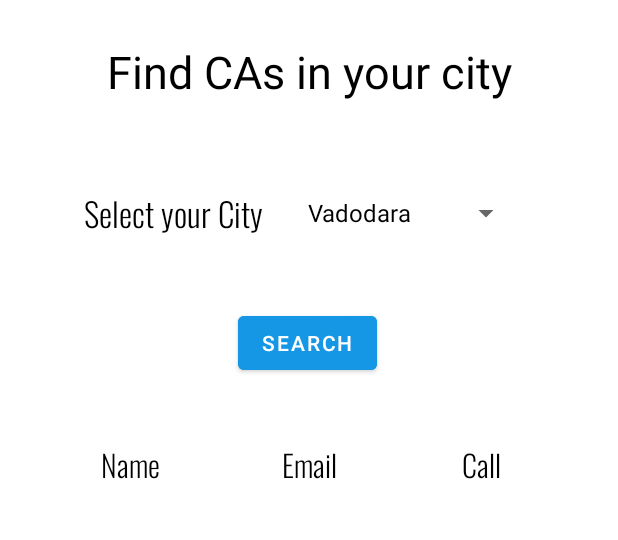
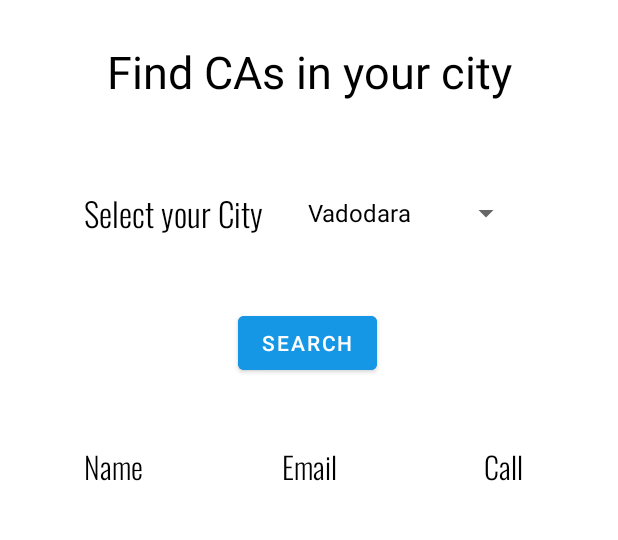
Before and after one commit to kalpadhwaryu/taxio, an Android app: the FindCAs screen opened directly, with no data from a screen before it, on a phone screen of 412 x 824 dp, the part 195-735 px from its top. Run offline under Robolectric (Android 15) with nearby library versions, the phone set to English and light mode, and no system bars; our stand-ins replace Firebase (no records; nobody signed in at launch, a user with empty details on screens opened directly); Roboto replaces fonts that are not available here.

Commit message:
Changes size of items in listview

```diff
--- a/app/src/main/java/com/example/taxio/FindCAs.java
+++ b/app/src/main/java/com/example/taxio/FindCAs.java
@@ -94,7 +94,7 @@ public class FindCAs extends AppCompatActivity {
                                 TextView textView = (TextView) view.findViewById(android.R.id.text1);
 
                                 textView.setTextColor(Color.BLACK);
-                                textView.setTextSize(12);
+                                textView.setTextSize(13);
                                 return view;
                             }
                         };
@@ -116,7 +116,7 @@ public class FindCAs extends AppCompatActivity {
                                 TextView textView = (TextView) view.findViewById(android.R.id.text1);
 
                                 textView.setTextColor(Color.BLACK);
-                                textView.setTextSize(12);
+                                textView.setTextSize(13);
                                 return view;
                             }
                         };
@@ -137,7 +137,7 @@ public class FindCAs extends AppCompatActivity {
                                 TextView textView = (TextView) view.findViewById(android.R.id.text1);
 
                                 textView.setTextColor(Color.BLACK);
-                                textView.setTextSize(12);
+                                textView.setTextSize(13);
                                 return view;
                             }
                         };
--- a/app/src/main/res/layout/activity_find_cas.xml
+++ b/app/src/main/res/layout/activity_find_cas.xml
@@ -75,10 +75,10 @@
         android:textSize="20dp"
         app:layout_constraintBottom_toBottomOf="parent"
         app:layout_constraintEnd_toEndOf="parent"
-        app:layout_constraintHorizontal_bias="0.798"
+        app:layout_constraintHorizontal_bias="0.836"
         app:layout_constraintStart_toStartOf="parent"
         app:layout_constraintTop_toTopOf="parent"
-        app:layout_constraintVertical_bias="0.534" />
+        app:layout_constraintVertical_bias="0.535" />
 
     <TextView
         android:id="@+id/textView11"
@@ -90,7 +90,7 @@
         android:textSize="20dp"
         app:layout_constraintBottom_toBottomOf="@+id/textView13"
         app:layout_constraintEnd_toEndOf="parent"
-        app:layout_constraintHorizontal_bias="0.18"
+        app:layout_constraintHorizontal_bias="0.15"
         app:layout_constraintStart_toStartOf="parent"
         app:layout_constraintTop_toTopOf="@+id/textView13"
         app:layout_constraintVertical_bias="0.0" />
@@ -154,12 +154,11 @@
         android:id="@+id/lv_name"
         android:layout_width="120dp"
         android:layout_height="wrap_content"
-        app:layout_constraintBottom_toBottomOf="parent"
+        app:layout_constraintBottom_toBottomOf="@+id/lv_email"
         app:layout_constraintEnd_toEndOf="parent"
-        app:layout_constraintHorizontal_bias="0.085"
+        app:layout_constraintHorizontal_bias="0.054"
         app:layout_constraintStart_toStartOf="parent"
-        app:layout_constraintTop_toBottomOf="@+id/textView11"
-        app:layout_constraintVertical_bias="0.135" />
+        app:layout_constraintTop_toTopOf="@+id/lv_email" />
 
     <ListView
         android:id="@+id/lv_phone"
@@ -167,7 +166,7 @@
         android:layout_height="wrap_content"
         app:layout_constraintBottom_toBottomOf="parent"
         app:layout_constraintEnd_toEndOf="parent"
-        app:layout_constraintHorizontal_bias="0.91"
+        app:layout_constraintHorizontal_bias="0.941"
         app:layout_constraintStart_toStartOf="parent"
         app:layout_constraintTop_toBottomOf="@+id/textView14"
         app:layout_constraintVertical_bias="0.135" />
@@ -176,12 +175,11 @@
         android:id="@+id/lv_email"
         android:layout_width="120dp"
         android:layout_height="wrap_content"
-        app:layout_constraintBottom_toBottomOf="parent"
+        app:layout_constraintBottom_toBottomOf="@+id/lv_phone"
         app:layout_constraintEnd_toEndOf="parent"
         app:layout_constraintHorizontal_bias="0.498"
         app:layout_constraintStart_toStartOf="parent"
-        app:layout_constraintTop_toBottomOf="@+id/textView13"
-        app:layout_constraintVertical_bias="0.135" />
+        app:layout_constraintTop_toTopOf="@+id/lv_phone" />
 
 
     <!--    <TextView-->
```
